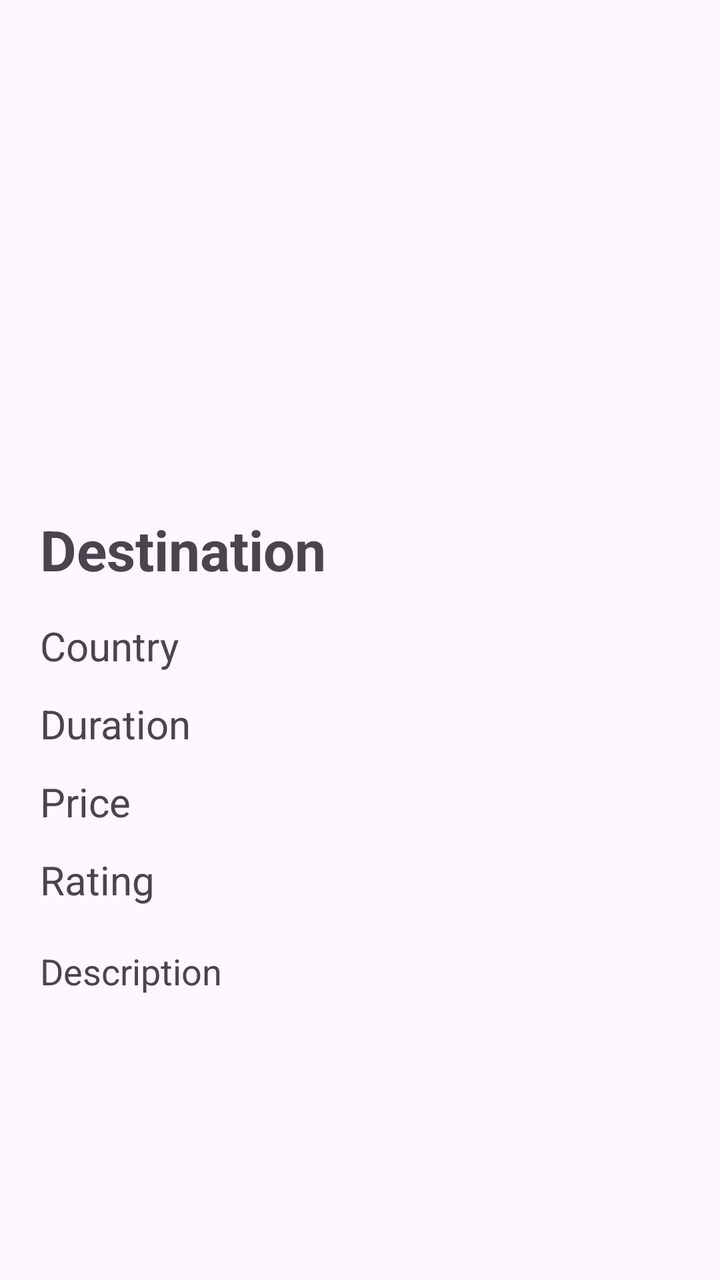
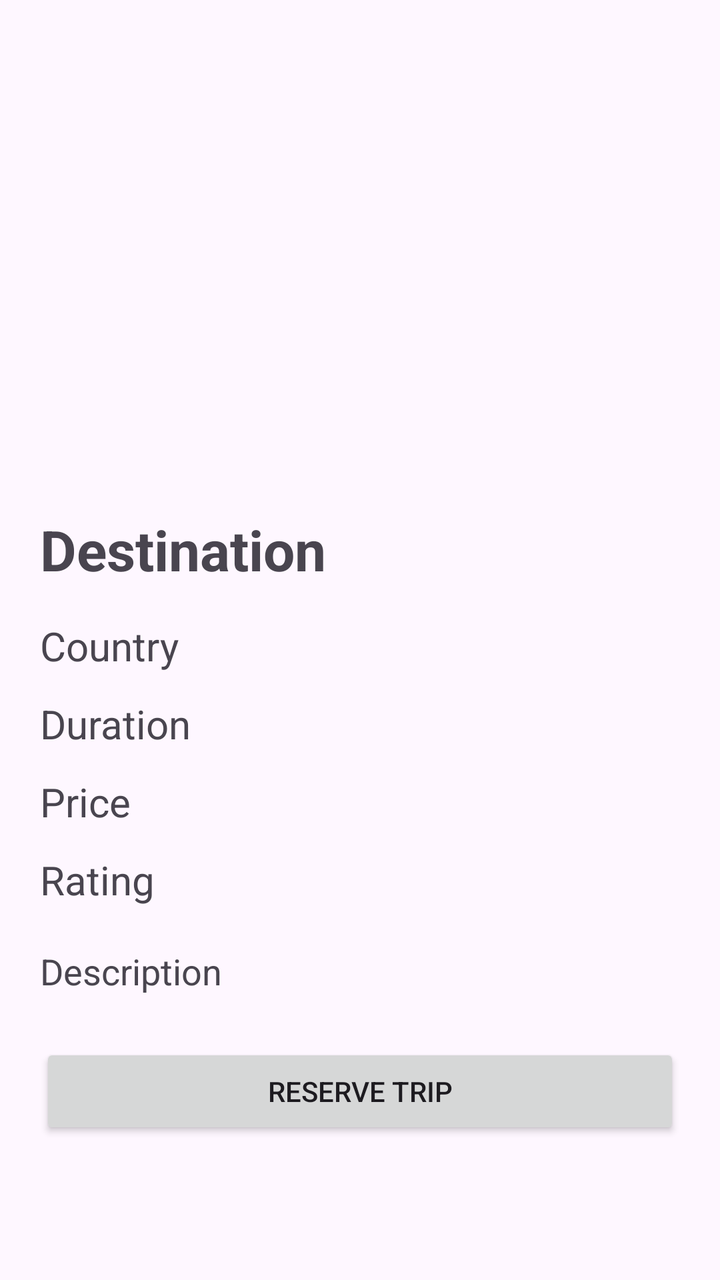

Two renders of the same Android screen: before a commit and after it. Below are the layout's source before the change and the commit's diff.
<!-- AndroidManifest.xml: application theme Theme.Travelplanner -->
<!-- res/layout/activity_trip_details.xml -->
<?xml version="1.0" encoding="utf-8"?>
<ScrollView xmlns:android="http://schemas.android.com/apk/res/android"
    android:layout_width="match_parent"
    android:layout_height="match_parent"
    android:fillViewport="true">

    <LinearLayout
        android:layout_width="match_parent"
        android:layout_height="wrap_content"
        android:orientation="vertical"
        android:padding="20dp">

        <ImageView
            android:id="@+id/imgTrip"
            android:layout_width="match_parent"
            android:layout_height="220dp"
            android:layout_marginBottom="16dp"
            android:scaleType="centerCrop" />

        <TextView
            android:id="@+id/txtDestination"
            android:layout_width="wrap_content"
            android:layout_height="wrap_content"
            android:text="Destination"
            android:textSize="28sp"
            android:textStyle="bold" />

        <TextView
            android:id="@+id/txtCountry"
            android:layout_width="wrap_content"
            android:layout_height="wrap_content"
            android:layout_marginTop="16dp"
            android:text="Country"
            android:textSize="20sp" />

        <TextView
            android:id="@+id/txtDuration"
            android:layout_width="wrap_content"
            android:layout_height="wrap_content"
            android:layout_marginTop="12dp"
            android:text="Duration"
            android:textSize="20sp" />

        <TextView
            android:id="@+id/txtPrice"
            android:layout_width="wrap_content"
            android:layout_height="wrap_content"
            android:layout_marginTop="12dp"
            android:text="Price"
            android:textSize="20sp" />

        <TextView
            android:id="@+id/txtRating"
            android:layout_width="wrap_content"
            android:layout_height="wrap_content"
            android:layout_marginTop="12dp"
            android:text="Rating"
            android:textSize="20sp" />

        <TextView
            android:id="@+id/txtDescription"
            android:layout_width="match_parent"
            android:layout_height="wrap_content"
            android:layout_marginTop="20dp"
            android:text="Description"
            android:textSize="18sp" />

    </LinearLayout>

</ScrollView>
<!-- resources referenced by this layout -->
<resources>
  <style name="Theme.Travelplanner" parent="Base.Theme.Travelplanner" />
  <style name="Base.Theme.Travelplanner" parent="Theme.Material3.DayNight.NoActionBar">
  
          <item name="colorPrimary">@color/primary_color</item>
          <item name="colorSecondary">@color/accent_color</item>
  
      </style>
  <color name="primary_color">#2FA084</color>
  <color name="accent_color">#6FCF97</color>
</resources>

<!-- the commit's change to res/layout/activity_trip_details.xml (unified diff, before → after) -->
@@ -64,6 +64,12 @@
             android:layout_marginTop="20dp"
             android:text="Description"
             android:textSize="18sp" />
+        <Button
+            android:id="@+id/btnReserveTrip"
+            android:layout_width="match_parent"
+            android:layout_height="wrap_content"
+            android:layout_marginTop="24dp"
+            android:text="Reserve Trip" />
 
     </LinearLayout>
 
